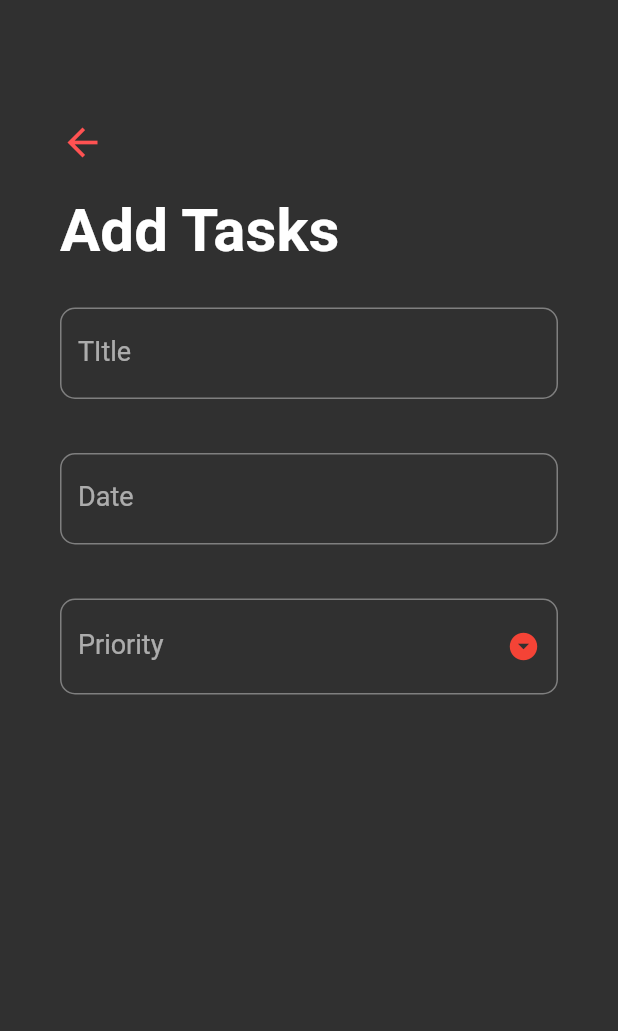
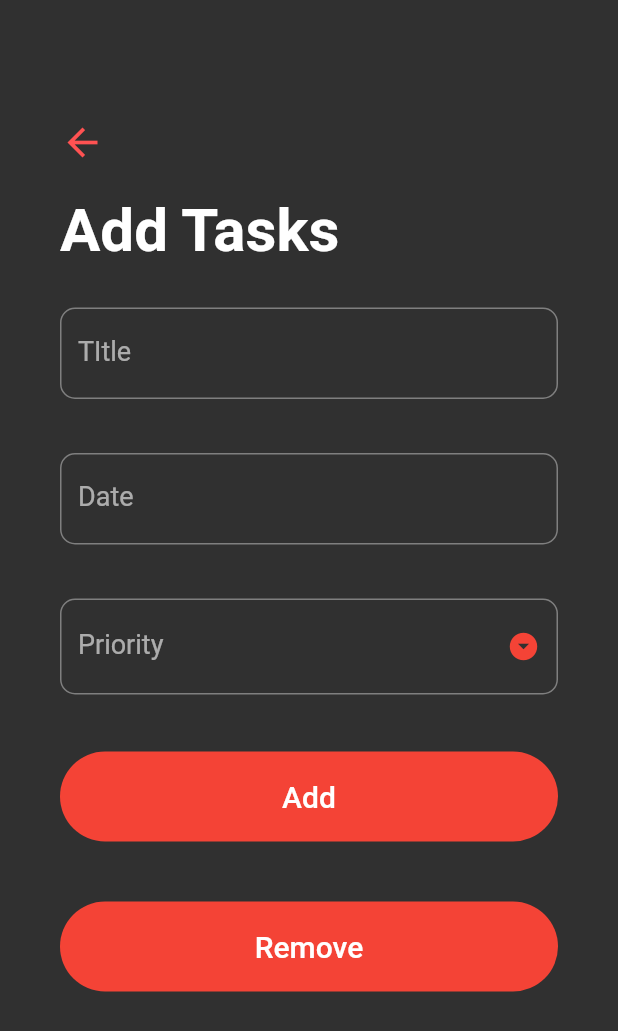
Before and after one commit to Omk4r-san/To-Do-App, a Flutter app: the AddTaskScreen screen opened directly, on a phone screen of 412 x 824 dp. Shown: the top 1031 px of the screen. Run offline on Flutter 3.47's test engine with Material 2 defaults, Android fonts, the phone set to English and light mode, and no system bars.

Commit message:
Task add function added

```diff
--- a/ToDoApp/lib/screens/Add-Tasks-Screen.dart
+++ b/ToDoApp/lib/screens/Add-Tasks-Screen.dart
@@ -28,6 +28,14 @@ class _AddTaskScreenState extends State<AddTaskScreen> {
         _date = date;
       });
       _datecontroller.text = _dateFormat.format(date);
+    }
+  }
+
+  _submit() {
+    if (_formKey.currentState.validate()) {
+      _formKey.currentState.save();
+      print('$_title $_date $_priority');
+      Navigator.pop(context);
     }
   }
 
@@ -65,7 +73,13 @@ class _AddTaskScreenState extends State<AddTaskScreen> {
                 Form(
                   key: _formKey,
                   child: Column(
-                    children: [textsection(), datesection(), prioritysection()],
+                    children: [
+                      textsection(),
+                      datesection(),
+                      prioritysection(),
+                      addbutton(),
+                      removebutton(),
+                    ],
                   ),
                 )
               ],
@@ -101,6 +115,7 @@ class _AddTaskScreenState extends State<AddTaskScreen> {
       child: Padding(
         padding: EdgeInsets.symmetric(vertical: 18.0),
         child: DropdownButtonFormField(
+          isDense: true,
           icon: Icon(Icons.arrow_drop_down_circle),
           iconEnabledColor: Colors.red,
           iconSize: 22.0,
@@ -150,4 +165,40 @@ class _AddTaskScreenState extends State<AddTaskScreen> {
       ),
     );
   }
+
+  Widget addbutton() {
+    return Container(
+        margin: EdgeInsets.symmetric(vertical: 20.0),
+        height: 60.0,
+        width: double.infinity,
+        decoration: BoxDecoration(
+          color: Colors.red,
+          borderRadius: BorderRadius.circular(30.0),
+        ),
+        child: FlatButton(
+          child: Text(
+            "Add",
+            style: TextStyle(fontSize: 20.0),
+          ),
+          onPressed: _submit,
+        ));
+  }
+
+  Widget removebutton() {
+    return Container(
+        margin: EdgeInsets.symmetric(vertical: 20.0),
+        height: 60.0,
+        width: double.infinity,
+        decoration: BoxDecoration(
+          color: Colors.red,
+          borderRadius: BorderRadius.circular(30.0),
+        ),
+        child: FlatButton(
+          child: Text(
+            "Remove",
+            style: TextStyle(fontSize: 20.0),
+          ),
+          onPressed: _submit,
+        ));
+  }
 }
```
